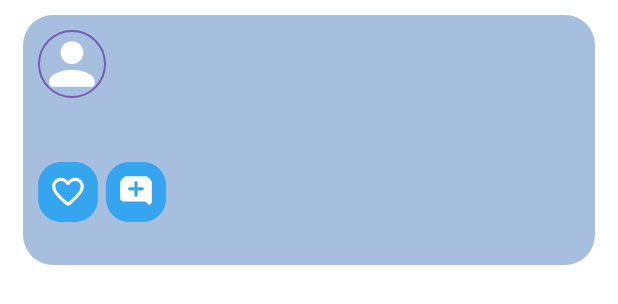
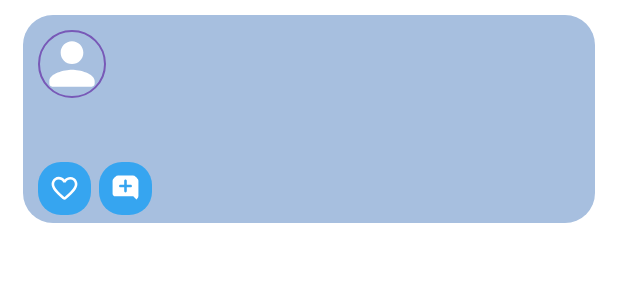
Before and after one commit to serkantkn/Ametist, an Android app: the layout layout_post.xml on its own in the app's theme, with its tools: preview values and no code run, on a phone screen of 412 x 824 dp. Shown: the top 304 px of the screen. Run offline under Robolectric (Android 15) with nearby library versions, the phone set to English and light mode, and no system bars; plain views replace RoundedImageView.

Commit message:
Boş mesaj gönderiminin engellenmesi ve küçük UI iyileştirmeleri

```diff
--- a/app/src/main/java/com/serkantken/ametist/activities/ChatActivity.java
+++ b/app/src/main/java/com/serkantken/ametist/activities/ChatActivity.java
@@ -111,7 +111,16 @@ public class ChatActivity extends BaseActivity {
 
         binding.addPhoto.setOnClickListener(view -> selectPhotoFromGallery());
 
-        binding.buttonSend.setOnClickListener(view -> sendMessage());
+        binding.buttonSend.setOnClickListener(view -> {
+            if (!Objects.equals(binding.inputMessage.getText().toString(), ""))
+            {
+                sendMessage();
+            }
+            else
+            {
+                Toast.makeText(this, "Mesaj kutusu boş", Toast.LENGTH_SHORT).show();
+            }
+        });
 
         getContent = registerForActivityResult(new ActivityResultContracts.GetContent(), result -> {
             String destUri = new StringBuilder(UUID.randomUUID().toString()).append(".jpg").toString();
--- a/app/src/main/res/layout/layout_post.xml
+++ b/app/src/main/res/layout/layout_post.xml
@@ -47,8 +47,17 @@
                 android:textSize="20sp"
                 app:layout_constraintStart_toEndOf="@id/profileImage"
                 app:layout_constraintTop_toTopOf="@id/profileImage"
+                android:layout_marginStart="10dp"/>
+
+            <TextView
+                android:id="@+id/date"
+                android:layout_width="wrap_content"
+                android:layout_height="wrap_content"
+                app:layout_constraintTop_toBottomOf="@id/username"
+                app:layout_constraintStart_toStartOf="@id/username"
                 app:layout_constraintBottom_toBottomOf="@id/profileImage"
-                android:layout_marginStart="10dp"/>
+                android:textColor="@color/secondary_text"
+                android:fontFamily="@font/jost_light_italic"/>
 
             <TextView
                 android:id="@+id/postText"
@@ -79,20 +88,17 @@
                 app:layout_constraintTop_toBottomOf="@id/postText"
                 app:layout_constraintStart_toStartOf="parent"
                 app:layout_constraintEnd_toEndOf="parent"
-                app:layout_constraintBottom_toBottomOf="parent"
-                app:layout_constraintVertical_bias="0"
                 android:layout_marginStart="10dp"
                 android:layout_marginEnd="10dp"
                 android:visibility="gone"/>
 
             <com.makeramen.roundedimageview.RoundedImageView
-                android:layout_width="40dp"
-                android:layout_height="40dp"
+                android:layout_width="35dp"
+                android:layout_height="35dp"
                 android:id="@+id/buttonLike"
                 android:src="@drawable/ic_like_empty"
                 android:background="@drawable/background_post_button"
                 android:padding="7dp"
-                app:riv_corner_radius="10dp"
                 app:layout_constraintTop_toBottomOf="@id/postImage"
                 app:layout_constraintStart_toStartOf="parent"
                 app:layout_constraintEnd_toEndOf="parent"
@@ -103,13 +109,12 @@
                 android:layout_marginStart="10dp"/>
 
             <com.makeramen.roundedimageview.RoundedImageView
-                android:layout_width="40dp"
-                android:layout_height="40dp"
+                android:layout_width="35dp"
+                android:layout_height="35dp"
                 android:id="@+id/buttonComment"
                 android:src="@drawable/ic_comment"
                 android:background="@drawable/background_post_button"
                 android:padding="7dp"
-                app:riv_corner_radius="10dp"
                 app:layout_constraintStart_toEndOf="@id/buttonLike"
                 app:layout_constraintEnd_toEndOf="parent"
                 app:layout_constraintTop_toTopOf="@id/buttonLike"
@@ -117,21 +122,6 @@
                 app:layout_constraintHorizontal_bias="0"
                 android:layout_marginStart="5dp"/>
 
-            <TextView
-                android:id="@+id/date"
-                android:layout_width="wrap_content"
-                android:layout_height="wrap_content"
-                app:layout_constraintTop_toBottomOf="@id/buttonLike"
-                app:layout_constraintStart_toStartOf="@id/profileImage"
-                app:layout_constraintBottom_toBottomOf="parent"
-                app:layout_constraintEnd_toEndOf="parent"
-                app:layout_constraintHorizontal_bias="0"
-                app:layout_constraintVertical_bias="0"
-                android:textColor="@color/secondary_text"
-                android:fontFamily="@font/jost_light_italic"
-                android:layout_marginTop="3dp"
-                android:layout_marginStart="5dp"/>
-
         </androidx.constraintlayout.widget.ConstraintLayout>
 
     </androidx.cardview.widget.CardView>
--- a/app/src/main/res/layout/layout_profile.xml
+++ b/app/src/main/res/layout/layout_profile.xml
@@ -64,7 +64,7 @@
             android:layout_marginTop="5dp"
             android:fontFamily="@font/jost_light"
             android:textSize="20sp"
-            android:textColor="@color/white"/>
+            android:textColor="@color/primary_text"/>
 
         <androidx.constraintlayout.widget.ConstraintLayout
             android:id="@+id/counterArea"
```
